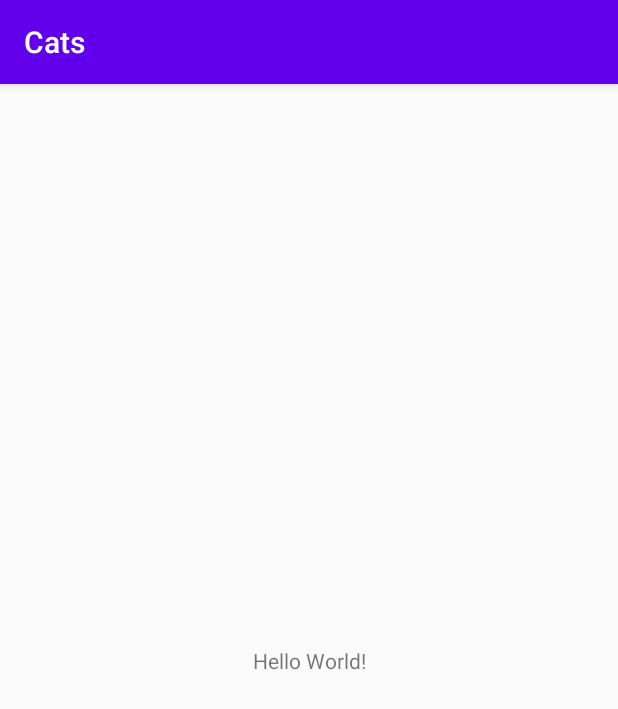
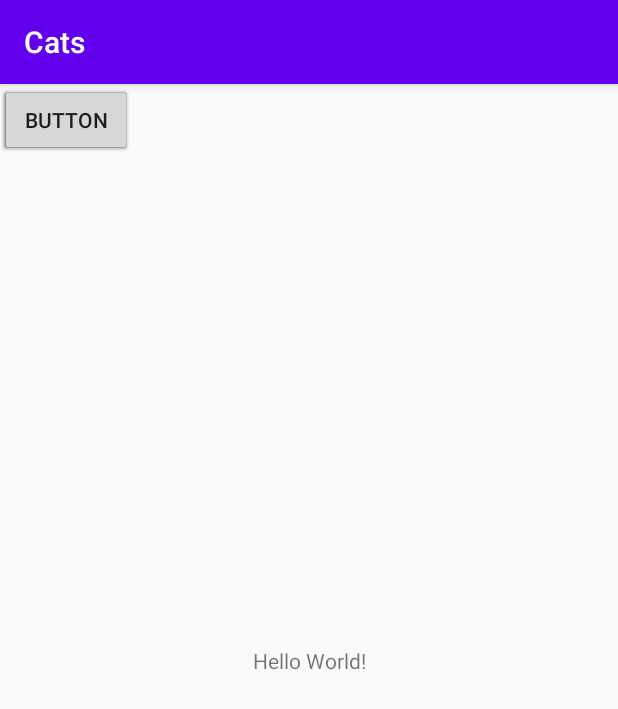
Before and after one commit to hailleprentice/Cats, an Android app: the screen it shows after launch (MainActivity), on a phone screen of 412 x 824 dp. Shown: the top 709 px of the screen. Run offline under Robolectric (Android 15) with nearby library versions, the phone set to English and light mode, and no system bars.

Commit message:
Initial Commit

```diff
--- a/app/src/main/res/layout/activity_main.xml
+++ b/app/src/main/res/layout/activity_main.xml
@@ -15,4 +15,44 @@
         app:layout_constraintRight_toRightOf="parent"
         app:layout_constraintTop_toTopOf="parent" />
 
+    <Button
+        android:id="@+id/button"
+        android:layout_width="wrap_content"
+        android:layout_height="wrap_content"
+        android:text="Button"
+        tools:layout_editor_absoluteX="55dp"
+        tools:layout_editor_absoluteY="52dp" />
+
+    <Button
+        android:id="@+id/button2"
+        android:layout_width="wrap_content"
+        android:layout_height="wrap_content"
+        android:text="Button"
+        tools:layout_editor_absoluteX="242dp"
+        tools:layout_editor_absoluteY="214dp" />
+
+    <Button
+        android:id="@+id/button3"
+        android:layout_width="wrap_content"
+        android:layout_height="wrap_content"
+        android:text="Button"
+        tools:layout_editor_absoluteX="55dp"
+        tools:layout_editor_absoluteY="484dp" />
+
+    <Button
+        android:id="@+id/button4"
+        android:layout_width="wrap_content"
+        android:layout_height="wrap_content"
+        android:text="Button"
+        tools:layout_editor_absoluteX="52dp"
+        tools:layout_editor_absoluteY="188dp" />
+
+    <Button
+        android:id="@+id/button5"
+        android:layout_width="wrap_content"
+        android:layout_height="wrap_content"
+        android:text="Button"
+        tools:layout_editor_absoluteX="244dp"
+        tools:layout_editor_absoluteY="451dp" />
+
 </androidx.constraintlayout.widget.ConstraintLayout>
```
